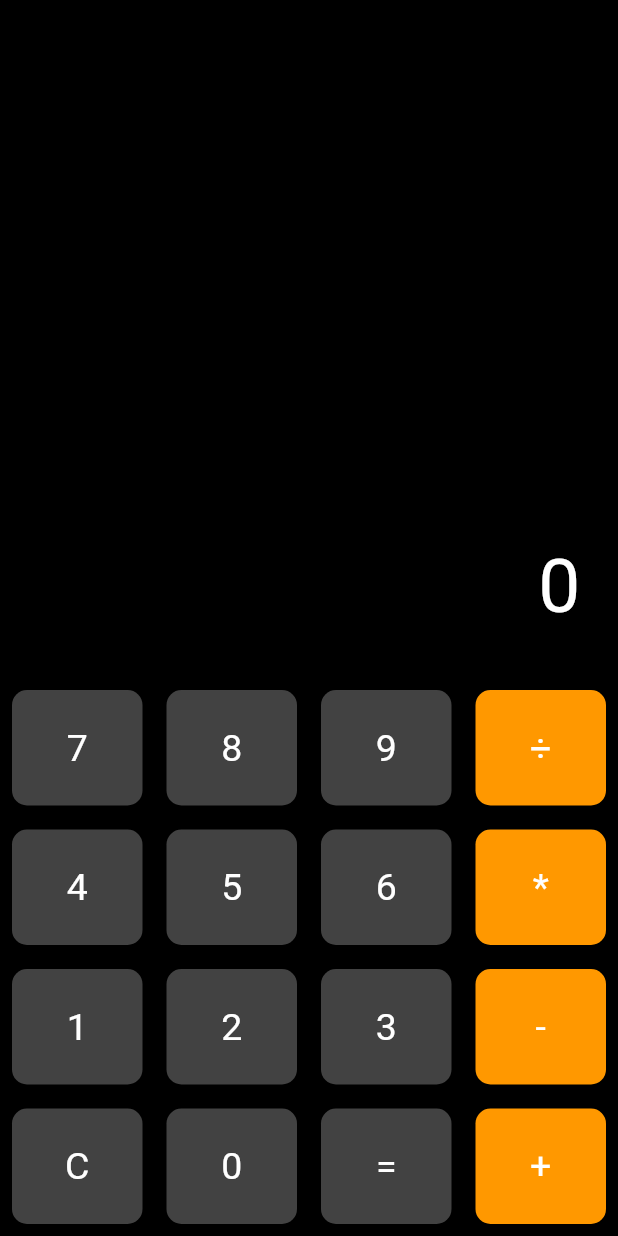
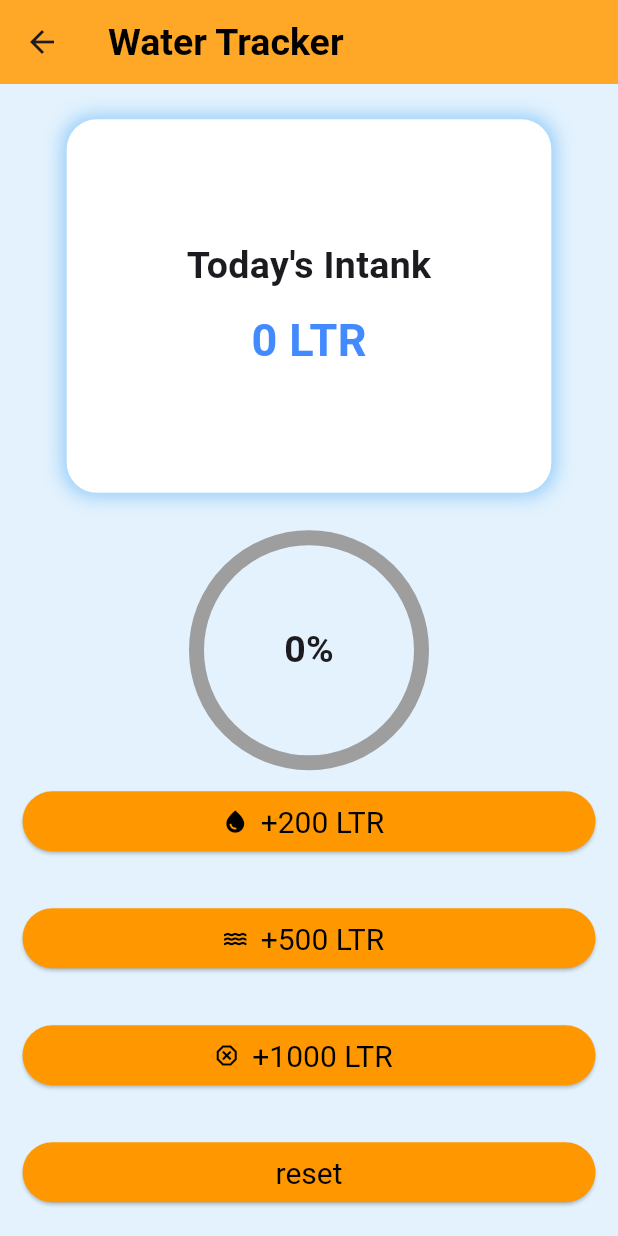
Before and after one commit to Atiqs3404/flutter_practice_windows, a Flutter app: the screen it shows after launch, on a phone screen of 412 x 824 dp. Run offline on Flutter 3.47's test engine with Material 3 defaults, Android fonts, the phone set to English and light mode, and no system bars.

Commit message:
Module 11 Water Tank App

```diff
--- a/lib/app.dart
+++ b/lib/app.dart
@@ -14,6 +14,7 @@ import 'package:untitled/module_9/module_9_class3.dart';
 import 'package:untitled/module_9/ownWidget_applied.dart';
 import 'package:untitled/module_9/travel_UI.dart';
 
+import 'module_11/class_3/waterTracker.dart';
 import 'module_9/widget/city_card_ownWidget.dart';
 
 class MyApp extends StatelessWidget {
@@ -72,7 +73,7 @@ class MyApp extends StatelessWidget {
       ),
 
       // Module 9 Class 3 topics (Navigation)
-      initialRoute: "/calculatorApp",
+      initialRoute: "/waterTrackerApp",
       routes: {
         "/": (context) => Module11Class1(),
         "/travelUI" : (context) => TravelUi(),
@@ -81,6 +82,7 @@ class MyApp extends StatelessWidget {
         "/class3" : (context) => Module9Class3(),
         "/ownWidget" : (context) => OwnwidgetApplied(),
         "/calculatorApp" : (context) => Calculatorapp(),
+        "/waterTrackerApp": (context) => WaterTrackerApp(),
       },
 
       // home: Module9Class3(),
--- a/lib/module_11/class_2/calculatorApp.dart
+++ b/lib/module_11/class_2/calculatorApp.dart
@@ -67,9 +67,22 @@ class _CalculatorappState extends State<Calculatorapp> {
             child: Container(
               alignment: Alignment.bottomRight,
               padding: EdgeInsets.all(25),
-              child: Text(
-                _output,
-                style: TextStyle(fontSize: 50, color: Colors.white),
+              child:
+              Column(
+                mainAxisAlignment: MainAxisAlignment.end,
+                children: [
+                  (_operator.isNotEmpty && _input.isNotEmpty) ? Text("$_num1 $_operator $_num2",
+                  style: TextStyle(
+                    fontSize: 20,
+                    color: Colors.grey
+                  ),
+                  ) :
+                      SizedBox(),
+                  Text(
+                    _output,
+                    style: TextStyle(fontSize: 50, color: Colors.white),
+                  ),
+                ],
               ),
             ),
           ),
--- /dev/null
+++ b/lib/module_11/class_3/addWaterBtn.dart
@@ -0,0 +1,24 @@
+import 'package:flutter/material.dart';
+
+class addWaterBtn extends StatelessWidget {
+  final int amount;
+  final VoidCallback onClick;
+  IconData ? icon;
+
+  addWaterBtn({
+    super.key, required this.amount, required this.onClick, this.icon
+  });
+
+  @override
+  Widget build(BuildContext context) {
+    return SizedBox(
+        width: double.infinity,
+        child: Padding(
+          padding: const EdgeInsets.all(15.0),
+          child: ElevatedButton.icon(
+              onPressed: onClick,
+              icon: Icon(icon ?? Icons.water_drop),
+              label: Text("+${amount} LTR")),
+        ));
+  }
+}
--- /dev/null
+++ b/lib/module_11/class_3/waterTracker.dart
@@ -0,0 +1,130 @@
+import 'package:flutter/material.dart';
+
+import 'addWaterBtn.dart';
+
+class WaterTrackerApp extends StatefulWidget {
+  const WaterTrackerApp({super.key});
+
+  @override
+  State<WaterTrackerApp> createState() => _WaterTrackerAppState();
+}
+
+class _WaterTrackerAppState extends State<WaterTrackerApp> {
+
+  int currentIntake = 0;
+  final int goal = 5000;
+
+  void waterAdd(int amount){
+    setState(() {
+      // Very important
+      currentIntake = (currentIntake + amount).clamp(0, goal);
+    });
+  }
+
+  void resetTank(){
+    setState(() {
+      currentIntake = 0;
+    });
+  }
+
+
+  @override
+  Widget build(BuildContext context) {
+    double progress = (currentIntake/goal).clamp(0, 1);
+
+    return Scaffold(
+      backgroundColor: Colors.blue.shade50,
+      appBar: AppBar(
+        title: Text("Water Tracker",
+        style: TextStyle(
+          fontSize: 25,
+          fontWeight: FontWeight.bold,
+        ),
+        )
+      ),
+
+      body: Center(
+        child: SingleChildScrollView(
+          child: Column(
+            children: [
+              SizedBox(height: 20,),
+              Container(
+                padding: EdgeInsets.all(80),
+                decoration: BoxDecoration(
+                  color: Colors.white,
+                  borderRadius: BorderRadius.circular(20),
+                  // Box Shadow
+                  boxShadow: [
+                    BoxShadow(
+                      color: Colors.blue.shade200,
+                      blurRadius: 10,
+                      spreadRadius: 2
+                    )
+                  ],
+                ),
+                child: Column(
+                  children: [
+                    Text("Today's Intank",
+                      style: TextStyle(
+                        fontSize: 25,
+                        fontWeight: FontWeight.bold,
+                      ),
+                    ),
+                    SizedBox(height: 10,),
+                    Text("${currentIntake} LTR",
+                      style: TextStyle(
+                          fontSize: 30,
+                          fontWeight: FontWeight.bold,
+                          color: Colors.blueAccent
+                      ),
+                    )
+                  ],
+                ),
+              ),
+
+              SizedBox(height: 30,),
+
+              Stack(
+                alignment: Alignment.center,
+                children: [
+                  Container(
+                    height: 150,
+                    width: 150,
+                    child: CircularProgressIndicator(
+                      backgroundColor: Colors.grey.shade500,
+                      color: Colors.blueAccent,
+                      strokeWidth: 10,
+                      value: progress, // (0.1 - 1) as percentage of the progress bar
+                    ),
+                  ),
+                  Text("${(progress * 100).toInt()}%",
+                  style: TextStyle(
+                    fontSize: 25,
+                    fontWeight: FontWeight.bold
+                  ),
+                  )
+                ]
+              ),
+              Wrap(
+                // spacing: 10, // Horizontal spacing
+                // runSpacing: 10, // Vertical spacing
+                children: [
+                  addWaterBtn(amount: 200, onClick: () => waterAdd(200),),
+                  addWaterBtn(amount: 500, onClick: () => waterAdd(500), icon: Icons.water,),
+                  addWaterBtn(amount: 1000, onClick: () => waterAdd(1000), icon: Icons.dangerous_outlined,),
+                ],
+              ),
+              SizedBox(
+                width: double.infinity,
+                child: Padding(
+                  padding: const EdgeInsets.all(15.0),
+                  child: ElevatedButton(onPressed: () => resetTank(), child: Text("reset")),
+                ),
+              ),
+            ],
+          ),
+        ),
+      ),
+    );
+  }
+}
```
